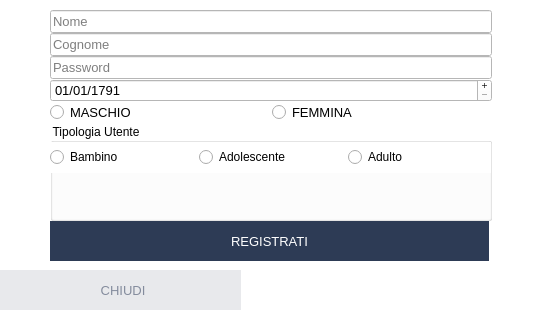
Before: the Qt Designer form MVP/progetto_p2/GUI/register.ui in Giorat/LifeFit---progetto-P2, drawn with Qt 5.
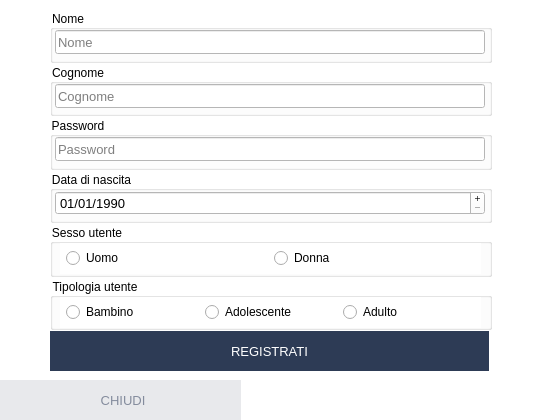
After: the same form once the commit is applied. Icons and pictures are not drawn.

```diff
--- a/MVP/progetto_p2/GUI/register.ui
+++ b/MVP/progetto_p2/GUI/register.ui
@@ -7,19 +7,19 @@
     <x>0</x>
     <y>0</y>
     <width>540</width>
-    <height>310</height>
+    <height>420</height>
    </rect>
   </property>
   <property name="minimumSize">
    <size>
     <width>540</width>
-    <height>310</height>
+    <height>420</height>
    </size>
   </property>
   <property name="maximumSize">
    <size>
     <width>540</width>
-    <height>310</height>
+    <height>420</height>
    </size>
   </property>
   <property name="windowTitle">
@@ -39,7 +39,7 @@
       <x>50</x>
       <y>10</y>
       <width>442</width>
-      <height>251</height>
+      <height>361</height>
      </rect>
     </property>
     <property name="font">
@@ -47,12 +47,27 @@
       <pointsize>10</pointsize>
      </font>
     </property>
-    <layout class="QVBoxLayout" name="form">
+    <layout class="QVBoxLayout" name="form" stretch="0,0,0,0,0,0,0">
      <property name="spacing">
+      <number>1</number>
+     </property>
+     <property name="topMargin">
       <number>0</number>
      </property>
      <item>
+      <widget class="QGroupBox" name="groupBox">
+       <property name="title">
+        <string>Nome</string>
+       </property>
       <widget class="QLineEdit" name="nome">
+        <property name="geometry">
+         <rect>
+          <x>5</x>
+          <y>20</y>
+          <width>430</width>
+          <height>24</height>
+         </rect>
+        </property>
        <property name="font">
         <font>
          <pointsize>10</pointsize>
@@ -65,9 +80,22 @@
         <string>Nome</string>
        </property>
       </widget>
+      </widget>
      </item>
      <item>
+      <widget class="QGroupBox" name="groupBox_2">
+       <property name="title">
+        <string>Cognome</string>
+       </property>
       <widget class="QLineEdit" name="cognome">
+        <property name="geometry">
+         <rect>
+          <x>5</x>
+          <y>20</y>
+          <width>430</width>
+          <height>24</height>
+         </rect>
+        </property>
        <property name="font">
         <font>
          <pointsize>10</pointsize>
@@ -80,9 +108,22 @@
         <string>Cognome</string>
        </property>
       </widget>
+      </widget>
      </item>
      <item>
+      <widget class="QGroupBox" name="groupBox_3">
+       <property name="title">
+        <string>Password</string>
+       </property>
       <widget class="QLineEdit" name="password">
+        <property name="geometry">
+         <rect>
+          <x>5</x>
+          <y>20</y>
+          <width>430</width>
+          <height>24</height>
+         </rect>
+        </property>
        <property name="font">
         <font>
          <pointsize>10</pointsize>
@@ -92,9 +133,24 @@
         <string>Password</string>
        </property>
       </widget>
+       <zorder>password</zorder>
+       <zorder>password</zorder>
+      </widget>
      </item>
      <item>
+      <widget class="QGroupBox" name="groupBox_4">
+       <property name="title">
+        <string>Data di nascita</string>
+       </property>
       <widget class="QDateEdit" name="dataNascita">
+        <property name="geometry">
+         <rect>
+          <x>5</x>
+          <y>20</y>
+          <width>430</width>
+          <height>24</height>
+         </rect>
+        </property>
        <property name="font">
         <font>
          <pointsize>10</pointsize>
@@ -106,70 +162,86 @@
        <property name="showGroupSeparator" stdset="0">
         <bool>true</bool>
        </property>
+        <property name="minimumDate">
+         <date>
+          <year>1753</year>
+          <month>1</month>
+          <day>1</day>
+         </date>
+        </property>
        <property name="displayFormat">
         <string>dd/MM/yyyy</string>
        </property>
        <property name="date">
         <date>
-         <year>1791</year>
+          <year>1990</year>
          <month>1</month>
          <day>1</day>
         </date>
        </property>
       </widget>
+      </widget>
      </item>
      <item>
-      <layout class="QHBoxLayout" name="sesso">
+      <widget class="QGroupBox" name="tipo_sesso_utente">
+       <property name="title">
+        <string>Sesso utente</string>
+       </property>
+       <widget class="QWidget" name="orizz_1">
+        <property name="geometry">
+         <rect>
+          <x>10</x>
+          <y>19</y>
+          <width>421</width>
+          <height>31</height>
+         </rect>
+        </property>
+        <layout class="QHBoxLayout" name="tipo_sesso">
        <property name="spacing">
-        <number>2</number>
+          <number>1</number>
+         </property>
+         <property name="leftMargin">
+          <number>6</number>
        </property>
        <item>
         <widget class="QRadioButton" name="man">
-         <property name="font">
-          <font>
-           <pointsize>10</pointsize>
-          </font>
-         </property>
-         <property name="cursor">
-          <cursorShape>PointingHandCursor</cursorShape>
-         </property>
          <property name="text">
-          <string>MASCHIO</string>
+            <string>Uomo</string>
          </property>
         </widget>
        </item>
        <item>
         <widget class="QRadioButton" name="woman">
-         <property name="font">
-          <font>
-           <pointsize>10</pointsize>
-          </font>
-         </property>
-         <property name="cursor">
-          <cursorShape>PointingHandCursor</cursorShape>
-         </property>
          <property name="text">
-          <string>FEMMINA</string>
+            <string>Donna</string>
          </property>
         </widget>
        </item>
       </layout>
+       </widget>
+      </widget>
      </item>
      <item>
       <widget class="QGroupBox" name="tipo_utente_padre">
        <property name="title">
-        <string>Tipologia Utente</string>
+        <string>Tipologia utente</string>
        </property>
        <widget class="QWidget" name="horizontalLayoutWidget">
         <property name="geometry">
          <rect>
-          <x>0</x>
+          <x>10</x>
           <y>19</y>
-          <width>441</width>
+          <width>421</width>
           <height>31</height>
          </rect>
         </property>
         <layout class="QHBoxLayout" name="tipo_utente">
+         <property name="spacing">
+          <number>1</number>
+         </property>
+         <property name="leftMargin">
+          <number>6</number>
+         </property>
          <item>
           <widget class="QRadioButton" name="bambino">
            <property name="text">
@@ -233,7 +305,7 @@
     <property name="geometry">
      <rect>
       <x>0</x>
-      <y>270</y>
+      <y>380</y>
       <width>241</width>
       <height>40</height>
      </rect>
```
Left out of the diff: 2 changed lines with no effect on the pictures. Lines whose indentation alone changed are shown as unchanged.
